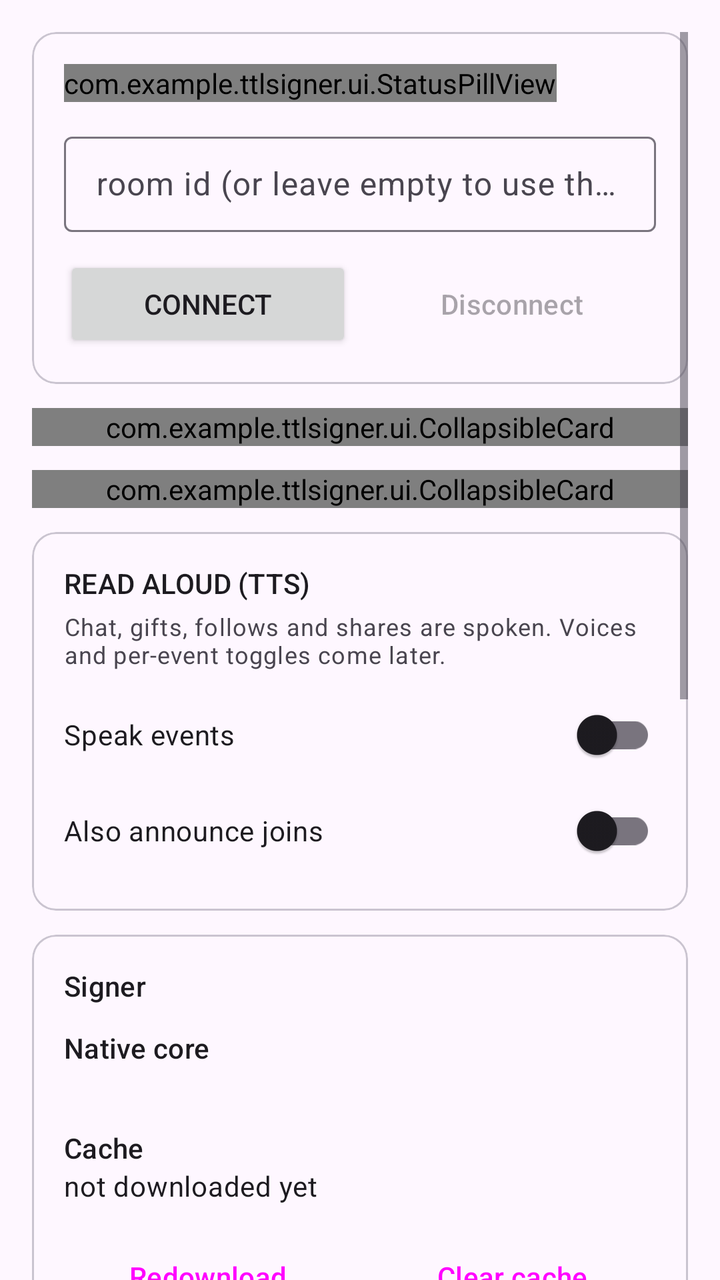
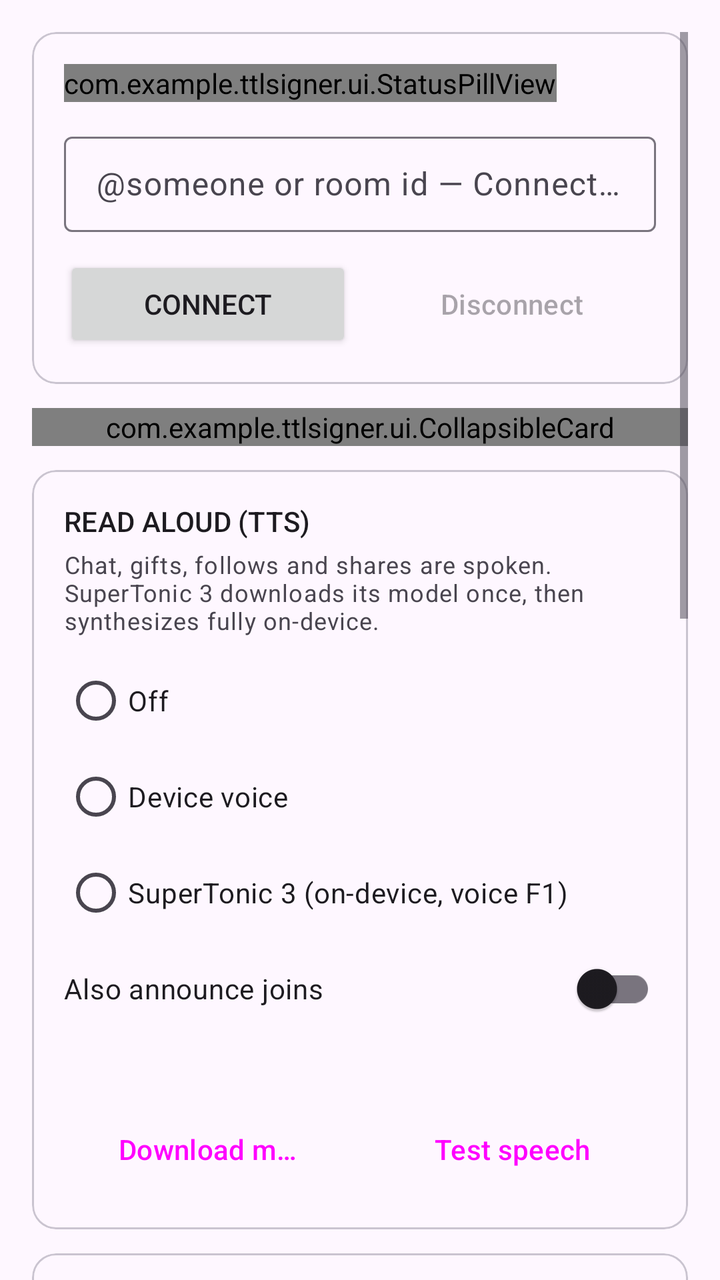

Before-and-after screenshots of an Android layout around one commit, followed by the original layout XML and the change that was made.
<!-- AndroidManifest.xml: application theme Theme.TtlSigner -->
<!-- res/layout/fragment_setup.xml -->
<?xml version="1.0" encoding="utf-8"?>
<ScrollView xmlns:android="http://schemas.android.com/apk/res/android"
    xmlns:app="http://schemas.android.com/apk/res-auto"
    android:layout_width="match_parent"
    android:layout_height="match_parent"
    android:clipToPadding="false"
    android:padding="16dp">

    <LinearLayout
        android:layout_width="match_parent"
        android:layout_height="wrap_content"
        android:orientation="vertical">

        <com.google.android.material.card.MaterialCardView
            android:layout_width="match_parent"
            android:layout_height="wrap_content">

            <LinearLayout
                android:layout_width="match_parent"
                android:layout_height="wrap_content"
                android:orientation="vertical"
                android:padding="16dp">

                <com.example.ttlsigner.ui.StatusPillView
                    android:id="@+id/statusPill"
                    android:layout_width="wrap_content"
                    android:layout_height="wrap_content" />

                <com.google.android.material.textfield.TextInputLayout
                    android:layout_width="match_parent"
                    android:layout_height="wrap_content"
                    android:layout_marginTop="12dp"
                    android:hint="@string/room_hint"
                    style="@style/Widget.Material3.TextInputLayout.OutlinedBox.Dense">

                    <com.google.android.material.textfield.TextInputEditText
                        android:id="@+id/roomInput"
                        android:layout_width="match_parent"
                        android:layout_height="wrap_content"
                        android:inputType="number"
                        android:maxLines="1" />

                </com.google.android.material.textfield.TextInputLayout>

                <LinearLayout
                    android:layout_width="match_parent"
                    android:layout_height="wrap_content"
                    android:layout_marginTop="12dp"
                    android:orientation="horizontal">

                    <Button
                        android:id="@+id/connectButton"
                        android:layout_width="0dp"
                        android:layout_height="wrap_content"
                        android:layout_marginEnd="8dp"
                        android:layout_weight="1"
                        android:ellipsize="end"
                        android:maxLines="1"
                        android:text="@string/connect" />

                    <Button
                        android:id="@+id/disconnectButton"
                        style="@style/Widget.Material3.Button.OutlinedButton"
                        android:layout_width="0dp"
                        android:layout_height="wrap_content"
                        android:layout_weight="1"
                        android:ellipsize="end"
                        android:enabled="false"
                        android:maxLines="1"
                        android:text="@string/disconnect" />

                </LinearLayout>

                <com.google.android.material.progressindicator.LinearProgressIndicator
                    android:id="@+id/setupProgress"
                    android:layout_width="match_parent"
                    android:layout_height="wrap_content"
                    android:layout_marginTop="12dp"
                    android:indeterminate="true"
                    android:visibility="gone" />

            </LinearLayout>

        </com.google.android.material.card.MaterialCardView>

        <com.example.ttlsigner.ui.CollapsibleCard
            android:id="@+id/feedCard"
            android:layout_width="match_parent"
            android:layout_height="wrap_content"
            android:layout_marginTop="12dp"
            app:cardTitle="@string/feed_label"
            app:startExpanded="false">

            <LinearLayout
                android:layout_width="match_parent"
                android:layout_height="wrap_content"
                android:orientation="vertical"
                android:padding="12dp">

                <LinearLayout
                    android:layout_width="match_parent"
                    android:layout_height="wrap_content"
                    android:orientation="horizontal">

                    <Button
                        android:id="@+id/feedButton"
                        style="@style/Widget.Material3.Button.OutlinedButton"
                        android:layout_width="0dp"
                        android:layout_height="wrap_content"
                        android:layout_marginEnd="8dp"
                        android:layout_weight="1"
                        android:ellipsize="end"
                        android:maxLines="1"
                        android:text="@string/feed" />

                    <Button
                        android:id="@+id/randomButton"
                        style="@style/Widget.Material3.Button.OutlinedButton"
                        android:layout_width="0dp"
                        android:layout_height="wrap_content"
                        android:layout_weight="1"
                        android:ellipsize="end"
                        android:maxLines="1"
                        android:text="@string/random" />

                </LinearLayout>

                <TextView
                    android:id="@+id/feedError"
                    android:layout_width="match_parent"
                    android:layout_height="wrap_content"
                    android:layout_marginTop="8dp"
                    android:textAppearance="@style/TextAppearance.Material3.BodySmall"
                    android:textColor="?attr/colorError"
                    android:visibility="gone" />

                <androidx.recyclerview.widget.RecyclerView
                    android:id="@+id/feedList"
                    android:layout_width="match_parent"
                    android:layout_height="wrap_content"
                    android:layout_marginTop="8dp"
                    android:clipToPadding="false"
                    android:minHeight="48dp" />

            </LinearLayout>

        </com.example.ttlsigner.ui.CollapsibleCard>

        <com.example.ttlsigner.ui.CollapsibleCard
            android:id="@+id/signCard"
            android:layout_width="match_parent"
            android:layout_height="wrap_content"
            android:layout_marginTop="12dp"
            app:cardTitle="@string/sign_label"
            app:startExpanded="false">

            <LinearLayout
                android:layout_width="match_parent"
                android:layout_height="wrap_content"
                android:orientation="vertical"
                android:padding="12dp">

                <com.google.android.material.textfield.TextInputLayout
                    android:layout_width="match_parent"
                    android:layout_height="wrap_content"
                    android:hint="@string/handle_hint"
                    style="@style/Widget.Material3.TextInputLayout.OutlinedBox.Dense">

                    <com.google.android.material.textfield.TextInputEditText
                        android:id="@+id/handleInput"
                        android:layout_width="match_parent"
                        android:layout_height="wrap_content"
                        android:importantForAutofill="no"
                        android:inputType="text"
                        android:maxLines="1" />

                </com.google.android.material.textfield.TextInputLayout>

                <LinearLayout
                    android:layout_width="match_parent"
                    android:layout_height="wrap_content"
                    android:layout_marginTop="8dp"
                    android:orientation="horizontal">

                    <Button
                        android:id="@+id/resolveButton"
                        style="@style/Widget.Material3.Button.TonalButton"
                        android:layout_width="0dp"
                        android:layout_height="wrap_content"
                        android:layout_marginEnd="8dp"
                        android:layout_weight="1"
                        android:ellipsize="end"
                        android:maxLines="1"
                        android:text="@string/resolve" />

                    <Button
                        android:id="@+id/signButton"
                        android:layout_width="0dp"
                        android:layout_height="wrap_content"
                        android:layout_weight="1"
                        android:ellipsize="end"
                        android:maxLines="1"
                        android:text="@string/sign" />

                </LinearLayout>

                <TextView
                    android:id="@+id/resultPlaceholder"
                    android:layout_width="match_parent"
                    android:layout_height="wrap_content"
                    android:layout_marginTop="8dp"
                    android:text="@string/result_placeholder"
                    android:textAppearance="@style/TextAppearance.Material3.BodyMedium" />

                <TextView
                    android:id="@+id/resultRoom"
                    android:layout_width="match_parent"
                    android:layout_height="wrap_content"
                    android:layout_marginTop="8dp"
                    android:textAppearance="@style/TextAppearance.Material3.BodyLarge"
                    android:textStyle="bold"
                    android:visibility="gone" />

                <TextView
                    android:id="@+id/resultUser"
                    android:layout_width="match_parent"
                    android:layout_height="wrap_content"
                    android:textAppearance="@style/TextAppearance.Material3.BodyMedium"
                    android:visibility="gone" />

                <TextView
                    android:id="@+id/resultSummary"
                    android:layout_width="match_parent"
                    android:layout_height="wrap_content"
                    android:layout_marginTop="4dp"
                    android:fontFamily="monospace"
                    android:textAppearance="@style/TextAppearance.Material3.BodySmall"
                    android:visibility="gone" />

                <TextView
                    android:id="@+id/resultLatency"
                    android:layout_width="match_parent"
                    android:layout_height="wrap_content"
                    android:textAppearance="@style/TextAppearance.Material3.BodySmall"
                    android:visibility="gone" />

                <TextView
                    android:id="@+id/resultError"
                    android:layout_width="match_parent"
                    android:layout_height="wrap_content"
                    android:layout_marginTop="8dp"
                    android:textAppearance="@style/TextAppearance.Material3.BodyMedium"
                    android:textColor="?attr/colorError"
                    android:visibility="gone" />

            </LinearLayout>

        </com.example.ttlsigner.ui.CollapsibleCard>

        <com.google.android.material.card.MaterialCardView
            android:layout_width="match_parent"
            android:layout_height="wrap_content"
            android:layout_marginTop="12dp">

            <LinearLayout
                android:layout_width="match_parent"
                android:layout_height="wrap_content"
                android:orientation="vertical"
                android:padding="16dp">

                <TextView
                    android:layout_width="match_parent"
                    android:layout_height="wrap_content"
                    android:text="@string/tts_title"
                    android:textAppearance="@style/TextAppearance.Material3.TitleSmall" />

                <TextView
                    android:layout_width="match_parent"
                    android:layout_height="wrap_content"
                    android:layout_marginTop="4dp"
                    android:text="@string/tts_note"
                    android:textAppearance="@style/TextAppearance.Material3.BodySmall" />

                <com.google.android.material.switchmaterial.SwitchMaterial
                    android:id="@+id/ttsSwitch"
                    android:layout_width="match_parent"
                    android:layout_height="wrap_content"
                    android:layout_marginTop="8dp"
                    android:text="@string/tts_enable" />

                <com.google.android.material.switchmaterial.SwitchMaterial
                    android:id="@+id/ttsJoinsSwitch"
                    android:layout_width="match_parent"
                    android:layout_height="wrap_content"
                    android:text="@string/tts_joins" />

            </LinearLayout>

        </com.google.android.material.card.MaterialCardView>

        <com.google.android.material.card.MaterialCardView
            android:layout_width="match_parent"
            android:layout_height="wrap_content"
            android:layout_marginTop="12dp">

            <LinearLayout
                android:layout_width="match_parent"
                android:layout_height="wrap_content"
                android:orientation="vertical"
                android:padding="16dp">

                <TextView
                    android:layout_width="match_parent"
                    android:layout_height="wrap_content"
                    android:text="@string/settings_signer"
                    android:textAppearance="@style/TextAppearance.Material3.TitleSmall" />

                <TextView
                    android:layout_width="match_parent"
                    android:layout_height="wrap_content"
                    android:layout_marginTop="12dp"
                    android:text="@string/settings_native_version"
                    android:textAppearance="@style/TextAppearance.Material3.LabelLarge" />

                <TextView
                    android:id="@+id/nativeVersionValue"
                    android:layout_width="match_parent"
                    android:layout_height="wrap_content"
                    android:textAppearance="@style/TextAppearance.Material3.BodyMedium" />

                <TextView
                    android:layout_width="match_parent"
                    android:layout_height="wrap_content"
                    android:layout_marginTop="12dp"
                    android:text="@string/settings_bundle_cache"
                    android:textAppearance="@style/TextAppearance.Material3.LabelLarge" />

                <TextView
                    android:id="@+id/bundleCacheValue"
                    android:layout_width="match_parent"
                    android:layout_height="wrap_content"
                    android:text="@string/settings_bundle_none"
                    android:textAppearance="@style/TextAppearance.Material3.BodyMedium" />

                <LinearLayout
                    android:layout_width="match_parent"
                    android:layout_height="wrap_content"
                    android:layout_marginTop="12dp"
                    android:orientation="horizontal">

                    <Button
                        android:id="@+id/redownloadButton"
                        style="@style/Widget.Material3.Button.OutlinedButton"
                        android:layout_width="0dp"
                        android:layout_height="wrap_content"
                        android:layout_marginEnd="8dp"
                        android:layout_weight="1"
                        android:ellipsize="end"
                        android:maxLines="1"
                        android:text="@string/redownload" />

                    <Button
                        android:id="@+id/clearCacheButton"
                        style="@style/Widget.Material3.Button.OutlinedButton"
                        android:layout_width="0dp"
                        android:layout_height="wrap_content"
                        android:layout_weight="1"
                        android:ellipsize="end"
                        android:maxLines="1"
                        android:text="@string/clear_cache" />

                </LinearLayout>

                <TextView
                    android:layout_width="match_parent"
                    android:layout_height="wrap_content"
                    android:layout_marginTop="12dp"
                    android:text="@string/settings_cookies"
                    android:textAppearance="@style/TextAppearance.Material3.LabelLarge" />

                <TextView
                    android:id="@+id/guestValue"
                    android:layout_width="match_parent"
                    android:layout_height="wrap_content"
                    android:text="@string/settings_no_cookies"
                    android:textAppearance="@style/TextAppearance.Material3.BodyMedium" />

                <Button
                    android:id="@+id/resetSessionButton"
                    style="@style/Widget.Material3.Button.OutlinedButton"
                    android:layout_width="wrap_content"
                    android:layout_height="wrap_content"
                    android:layout_marginTop="8dp"
                    android:text="@string/reset_session" />

            </LinearLayout>

        </com.google.android.material.card.MaterialCardView>

        <com.google.android.material.card.MaterialCardView
            android:layout_width="match_parent"
            android:layout_height="300dp"
            android:layout_marginTop="12dp">

            <com.example.ttlsigner.ui.LogConsoleView
                android:id="@+id/logConsole"
                android:layout_width="match_parent"
                android:layout_height="match_parent" />

        </com.google.android.material.card.MaterialCardView>

        <TextView
            android:id="@+id/aboutValue"
            android:layout_width="match_parent"
            android:layout_height="wrap_content"
            android:layout_marginTop="12dp"
            android:text="@string/settings_about_text"
            android:textAppearance="@style/TextAppearance.Material3.BodySmall" />

    </LinearLayout>

</ScrollView>
<!-- resources referenced by this layout -->
<resources>
  <string name="clear_cache">Clear cache</string>
  <string name="connect">Connect</string>
  <string name="disconnect">Disconnect</string>
  <string name="feed">Refresh feed</string>
  <string name="feed_label">LIVE FEED</string>
  <string name="handle_hint">@someone</string>
  <string name="random">Surprise me</string>
  <string name="redownload">Redownload</string>
  <string name="reset_session">Reset session</string>
  <string name="resolve">Resolve</string>
  <string name="result_placeholder">Resolve a handle, then sign. The outcome lands here.</string>
  <string name="room_hint">room id (or leave empty to use the resolved room)</string>
  <string name="settings_about_text">Small Android studio for TikTok LIVE: event reader with filters, viewer points, and fetch-only automations. Signing and the live stream run on-device through the reused Rust core (libttl_sign_mobile.so over JNI).</string>
  <string name="settings_bundle_cache">Cache</string>
  <string name="settings_bundle_none">not downloaded yet</string>
  <string name="settings_cookies">Cookies</string>
  <string name="settings_native_version">Native core</string>
  <string name="settings_no_cookies">none yet — load the feed or connect first</string>
  <string name="settings_signer">Signer</string>
  <string name="sign">Sign</string>
  <string name="sign_label">RESOLVE + SIGN</string>
  <string name="tts_enable">Speak events</string>
  <string name="tts_joins">Also announce joins</string>
  <string name="tts_note">Chat, gifts, follows and shares are spoken. Voices and per-event toggles come later.</string>
  <string name="tts_title">READ ALOUD (TTS)</string>
  <style name="Theme.TtlSigner" parent="Theme.Material3.DayNight.NoActionBar" />
</resources>

<!-- the commit's change to res/layout/fragment_setup.xml (unified diff, before → after) -->
@@ -30,14 +30,15 @@
                     android:layout_width="match_parent"
                     android:layout_height="wrap_content"
                     android:layout_marginTop="12dp"
-                    android:hint="@string/room_hint"
+                    android:hint="@string/username_hint"
                     style="@style/Widget.Material3.TextInputLayout.OutlinedBox.Dense">
 
                     <com.google.android.material.textfield.TextInputEditText
-                        android:id="@+id/roomInput"
+                        android:id="@+id/usernameInput"
                         android:layout_width="match_parent"
                         android:layout_height="wrap_content"
-                        android:inputType="number"
+                        android:importantForAutofill="no"
+                        android:inputType="text"
                         android:maxLines="1" />
 
                 </com.google.android.material.textfield.TextInputLayout>
@@ -88,8 +89,7 @@
             android:layout_width="match_parent"
             android:layout_height="wrap_content"
             android:layout_marginTop="12dp"
-            app:cardTitle="@string/feed_label"
-            app:startExpanded="false">
+            app:cardTitle="@string/feed_label">
 
             <LinearLayout
                 android:layout_width="match_parent"
@@ -146,117 +146,6 @@
 
         </com.example.ttlsigner.ui.CollapsibleCard>
 
-        <com.example.ttlsigner.ui.CollapsibleCard
-            android:id="@+id/signCard"
-            android:layout_width="match_parent"
-            android:layout_height="wrap_content"
-            android:layout_marginTop="12dp"
-            app:cardTitle="@string/sign_label"
-            app:startExpanded="false">
-
-            <LinearLayout
-                android:layout_width="match_parent"
-                android:layout_height="wrap_content"
-                android:orientation="vertical"
-                android:padding="12dp">
-
-                <com.google.android.material.textfield.TextInputLayout
-                    android:layout_width="match_parent"
-                    android:layout_height="wrap_content"
-                    android:hint="@string/handle_hint"
-                    style="@style/Widget.Material3.TextInputLayout.OutlinedBox.Dense">
-
-                    <com.google.android.material.textfield.TextInputEditText
-                        android:id="@+id/handleInput"
-                        android:layout_width="match_parent"
-                        android:layout_height="wrap_content"
-                        android:importantForAutofill="no"
-                        android:inputType="text"
-                        android:maxLines="1" />
-
-                </com.google.android.material.textfield.TextInputLayout>
-
-                <LinearLayout
-                    android:layout_width="match_parent"
-                    android:layout_height="wrap_content"
-                    android:layout_marginTop="8dp"
-                    android:orientation="horizontal">
-
-                    <Button
-                        android:id="@+id/resolveButton"
-                        style="@style/Widget.Material3.Button.TonalButton"
-                        android:layout_width="0dp"
-                        android:layout_height="wrap_content"
-                        android:layout_marginEnd="8dp"
-                        android:layout_weight="1"
-                        android:ellipsize="end"
-                        android:maxLines="1"
-                        android:text="@string/resolve" />
-
-                    <Button
-                        android:id="@+id/signButton"
-                        android:layout_width="0dp"
-                        android:layout_height="wrap_content"
-                        android:layout_weight="1"
-                        android:ellipsize="end"
-                        android:maxLines="1"
-                        android:text="@string/sign" />
-
-                </LinearLayout>
-
-                <TextView
-                    android:id="@+id/resultPlaceholder"
-                    android:layout_width="match_parent"
-                    android:layout_height="wrap_content"
-                    android:layout_marginTop="8dp"
-                    android:text="@string/result_placeholder"
-                    android:textAppearance="@style/TextAppearance.Material3.BodyMedium" />
-
-                <TextView
-                    android:id="@+id/resultRoom"
-                    android:layout_width="match_parent"
-                    android:layout_height="wrap_content"
-                    android:layout_marginTop="8dp"
-                    android:textAppearance="@style/TextAppearance.Material3.BodyLarge"
-                    android:textStyle="bold"
-                    android:visibility="gone" />
-
-                <TextView
-                    android:id="@+id/resultUser"
-                    android:layout_width="match_parent"
-                    android:layout_height="wrap_content"
-                    android:textAppearance="@style/TextAppearance.Material3.BodyMedium"
-                    android:visibility="gone" />
-
-                <TextView
-                    android:id="@+id/resultSummary"
-                    android:layout_width="match_parent"
-                    android:layout_height="wrap_content"
-                    android:layout_marginTop="4dp"
-                    android:fontFamily="monospace"
-                    android:textAppearance="@style/TextAppearance.Material3.BodySmall"
-                    android:visibility="gone" />
-
-                <TextView
-                    android:id="@+id/resultLatency"
-                    android:layout_width="match_parent"
-                    android:layout_height="wrap_content"
-                    android:textAppearance="@style/TextAppearance.Material3.BodySmall"
-                    android:visibility="gone" />
-
-                <TextView
-                    android:id="@+id/resultError"
-                    android:layout_width="match_parent"
-                    android:layout_height="wrap_content"
-                    android:layout_marginTop="8dp"
-                    android:textAppearance="@style/TextAppearance.Material3.BodyMedium"
-                    android:textColor="?attr/colorError"
-                    android:visibility="gone" />
-
-            </LinearLayout>
-
-        </com.example.ttlsigner.ui.CollapsibleCard>
-
         <com.google.android.material.card.MaterialCardView
             android:layout_width="match_parent"
             android:layout_height="wrap_content"
@@ -281,18 +170,81 @@
                     android:text="@string/tts_note"
                     android:textAppearance="@style/TextAppearance.Material3.BodySmall" />
 
-                <com.google.android.material.switchmaterial.SwitchMaterial
-                    android:id="@+id/ttsSwitch"
-                    android:layout_width="match_parent"
-                    android:layout_height="wrap_content"
-                    android:layout_marginTop="8dp"
-                    android:text="@string/tts_enable" />
+                <RadioGroup
+                    android:id="@+id/ttsEngineGroup"
+                    android:layout_width="match_parent"
+                    android:layout_height="wrap_content"
+                    android:layout_marginTop="8dp"
+                    android:orientation="vertical">
+
+                    <RadioButton
+                        android:id="@+id/ttsEngineOff"
+                        android:layout_width="match_parent"
+                        android:layout_height="wrap_content"
+                        android:text="@string/tts_engine_off" />
+
+                    <RadioButton
+                        android:id="@+id/ttsEngineDevice"
+                        android:layout_width="match_parent"
+                        android:layout_height="wrap_content"
+                        android:text="@string/tts_engine_device" />
+
+                    <RadioButton
+                        android:id="@+id/ttsEngineSuper"
+                        android:layout_width="match_parent"
+                        android:layout_height="wrap_content"
+                        android:text="@string/tts_engine_super" />
+
+                </RadioGroup>
 
                 <com.google.android.material.switchmaterial.SwitchMaterial
                     android:id="@+id/ttsJoinsSwitch"
                     android:layout_width="match_parent"
                     android:layout_height="wrap_content"
                     android:text="@string/tts_joins" />
+
+                <TextView
+                    android:id="@+id/supertonicStatus"
+                    android:layout_width="match_parent"
+                    android:layout_height="wrap_content"
+                    android:layout_marginTop="8dp"
+                    android:textAppearance="@style/TextAppearance.Material3.BodySmall" />
+
+                <com.google.android.material.progressindicator.LinearProgressIndicator
+                    android:id="@+id/supertonicProgress"
+                    android:layout_width="match_parent"
+                    android:layout_height="wrap_content"
+                    android:layout_marginTop="8dp"
+                    android:visibility="gone" />
+
+                <LinearLayout
+                    android:layout_width="match_parent"
+                    android:layout_height="wrap_content"
+                    android:layout_marginTop="8dp"
+                    android:orientation="horizontal">
+
+                    <Button
+                        android:id="@+id/downloadSupertonicButton"
+                        style="@style/Widget.Material3.Button.OutlinedButton"
+                        android:layout_width="0dp"
+                        android:layout_height="wrap_content"
+                        android:layout_marginEnd="8dp"
+                        android:layout_weight="1"
+                        android:ellipsize="end"
+                        android:maxLines="1"
+                        android:text="@string/supertonic_download" />
+
+                    <Button
+                        android:id="@+id/testSpeechButton"
+                        style="@style/Widget.Material3.Button.OutlinedButton"
+                        android:layout_width="0dp"
+                        android:layout_height="wrap_content"
+                        android:layout_weight="1"
+                        android:ellipsize="end"
+                        android:maxLines="1"
+                        android:text="@string/test_speech" />
+
+                </LinearLayout>
 
             </LinearLayout>
 
<!-- resource entries referenced after the edit -->
@@ -5,13 +5,9 @@
   <string name="disconnect">Disconnect</string>
   <string name="feed">Refresh feed</string>
   <string name="feed_label">LIVE FEED</string>
-  <string name="handle_hint">@someone</string>
   <string name="random">Surprise me</string>
   <string name="redownload">Redownload</string>
   <string name="reset_session">Reset session</string>
-  <string name="resolve">Resolve</string>
-  <string name="result_placeholder">Resolve a handle, then sign. The outcome lands here.</string>
-  <string name="room_hint">room id (or leave empty to use the resolved room)</string>
   <string name="settings_about_text">Small Android studio for TikTok LIVE: event reader with filters, viewer points, and fetch-only automations. Signing and the live stream run on-device through the reused Rust core (libttl_sign_mobile.so over JNI).</string>
   <string name="settings_bundle_cache">Cache</string>
   <string name="settings_bundle_none">not downloaded yet</string>
@@ -19,12 +15,15 @@
   <string name="settings_native_version">Native core</string>
   <string name="settings_no_cookies">none yet — load the feed or connect first</string>
   <string name="settings_signer">Signer</string>
-  <string name="sign">Sign</string>
-  <string name="sign_label">RESOLVE + SIGN</string>
-  <string name="tts_enable">Speak events</string>
+  <string name="supertonic_download">Download model</string>
+  <string name="test_speech">Test speech</string>
+  <string name="tts_engine_device">Device voice</string>
+  <string name="tts_engine_off">Off</string>
+  <string name="tts_engine_super">SuperTonic 3 (on-device, voice F1)</string>
   <string name="tts_joins">Also announce joins</string>
-  <string name="tts_note">Chat, gifts, follows and shares are spoken. Voices and per-event toggles come later.</string>
+  <string name="tts_note">Chat, gifts, follows and shares are spoken. SuperTonic 3 downloads its model once, then synthesizes fully on-device.</string>
   <string name="tts_title">READ ALOUD (TTS)</string>
+  <string name="username_hint">@someone or room id — Connect logs in directly</string>
   <style name="Theme.TtlSigner" parent="Theme.Material3.DayNight.NoActionBar" />
 </resources>
 
